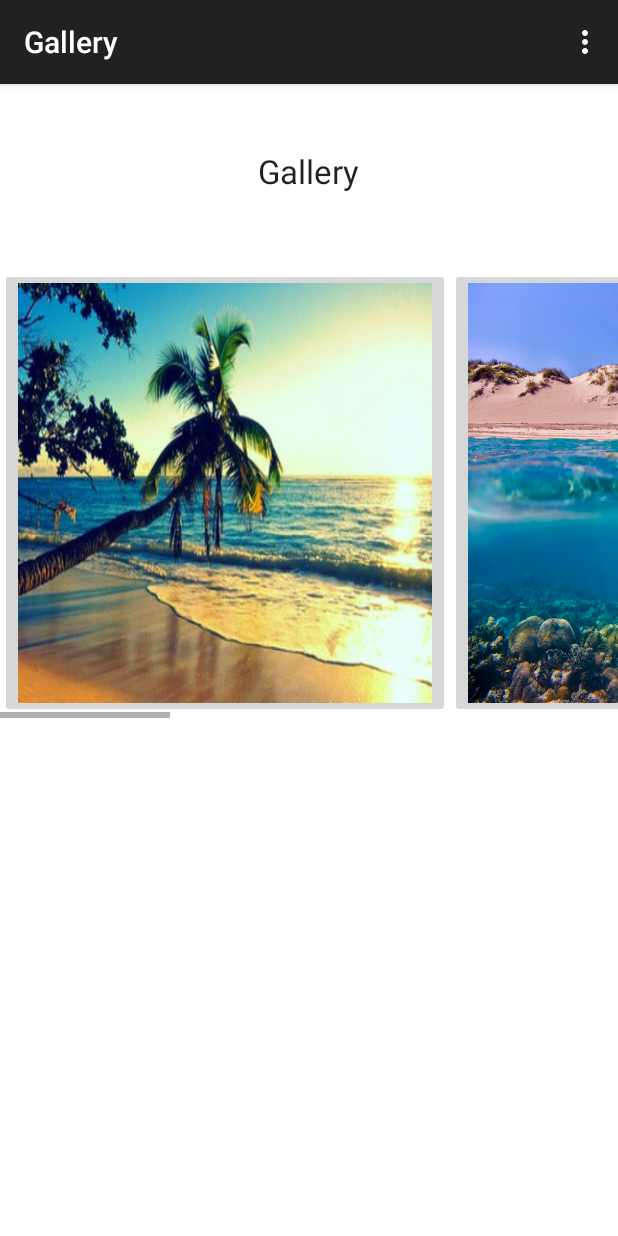
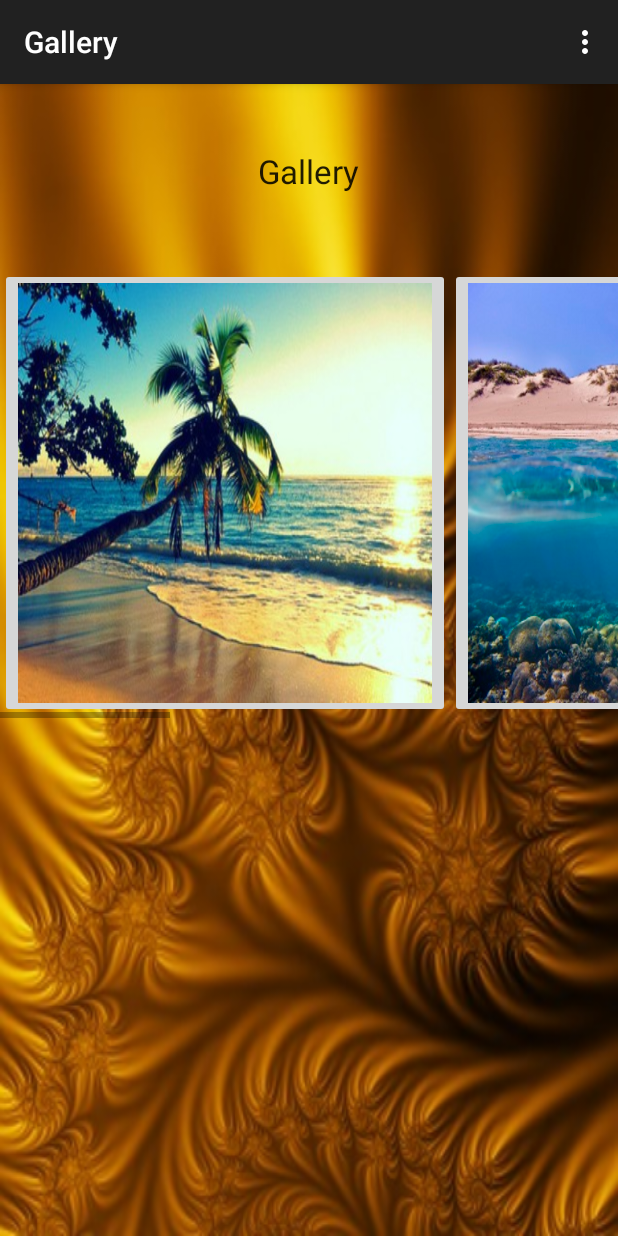
Before and after one commit to ChrisGin/FilteredPuzzleGame, an Android app: the screen it shows after launch (GalleryActivity), after a tap on an icon or button, on a phone screen of 412 x 824 dp. Run offline under Robolectric (Android 15) with nearby library versions, the phone set to English and light mode, and no system bars.

Commit message:
Changed background on gallery and resized images

```diff
--- a/app/src/main/java/com/example/chrisgin/imagefilterpuzzlegame/MainActivity.java
+++ b/app/src/main/java/com/example/chrisgin/imagefilterpuzzlegame/MainActivity.java
@@ -28,11 +28,9 @@ import org.json.JSONArray;
 public class MainActivity extends ActionBarActivity  {
     private ImageButton mGalleryButton;
     private ImageButton mCameraButton;
-    private int resultCode;
 
     private static final int CAPTURE_IMAGE_ACTIVITY_REQUEST_CODE = 100;
     View view;
-    public final static String EXTRA_MESSAGE = "com.example.chrisgin.imagefilterpuzzlegame.MESSAGE";
 
     @Override
     protected void onCreate(Bundle savedInstanceState) {
--- a/app/src/main/res/layout/fragment_gallery_layout.xml
+++ b/app/src/main/res/layout/fragment_gallery_layout.xml
@@ -1,7 +1,7 @@
 <?xml version="1.0" encoding="utf-8"?>
 <RelativeLayout xmlns:android="http://schemas.android.com/apk/res/android"
     android:orientation="vertical"
-    android:background="#FFFFFF"
+    android:background="#00000000"
     android:layout_width="match_parent"
     android:layout_height="match_parent"
     android:id="@+id/relativeLayout1">
@@ -11,7 +11,7 @@
         android:layout_width="wrap_content"
         android:layout_height="wrap_content"
         android:layout_marginTop="50dp"
-        android:background="#FFFFFF">
+        android:background="#00000000">
 
         <LinearLayout
             android:orientation="horizontal"
--- a/app/src/main/res/layout/gallery.xml
+++ b/app/src/main/res/layout/gallery.xml
@@ -1,7 +1,7 @@
 <?xml version="1.0" encoding="utf-8"?>
 <RelativeLayout xmlns:android="http://schemas.android.com/apk/res/android"
     android:layout_width="match_parent"
-    android:background="#FFFFFF"
+    android:background="@drawable/curtains"
     android:layout_height="match_parent">
 
     <TextView
```
Also changed, not shown: app/src/main/java/com/example/chrisgin/imagefilterpuzzlegame/FragmentLevelHard.java (deleted, +0 -26 lines), app/src/main/java/com/example/chrisgin/imagefilterpuzzlegame/FragmentLevelMedium.java (deleted, +0 -26 lines), app/src/main/res/layout/level_hard_fragment.xml (deleted, +0 -13 lines), app/src/main/res/layout/level_medium_fragment.xml (deleted, +0 -13 lines), app/src/main/res/drawable/camera_icon.png (deleted), app/src/main/res/drawable/curtains.jpg (added), app/src/main/res/drawable/image2.jpg, app/src/main/res/drawable/image3.jpg, app/src/main/res/drawable/image4.jpg, app/src/main/res/drawable/miriam.jpg (deleted), 1 other file.
